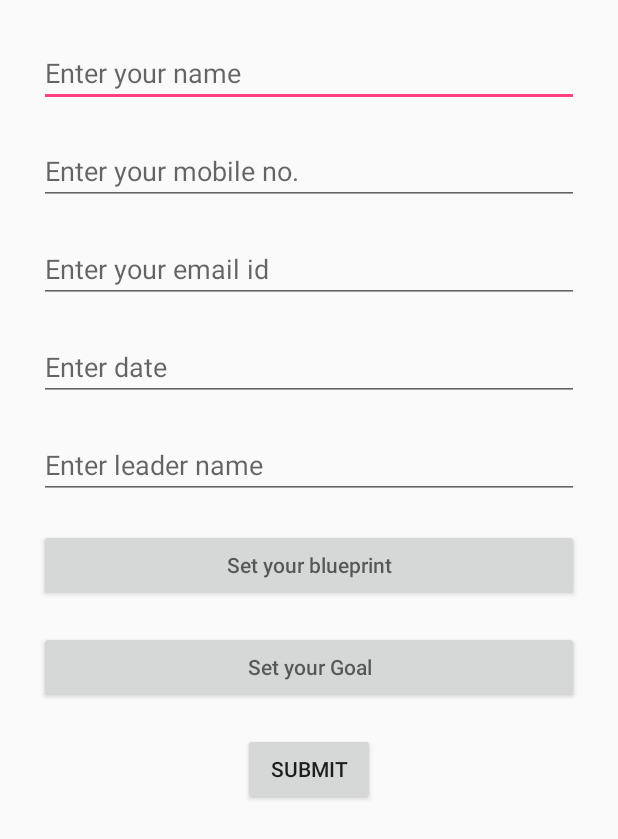
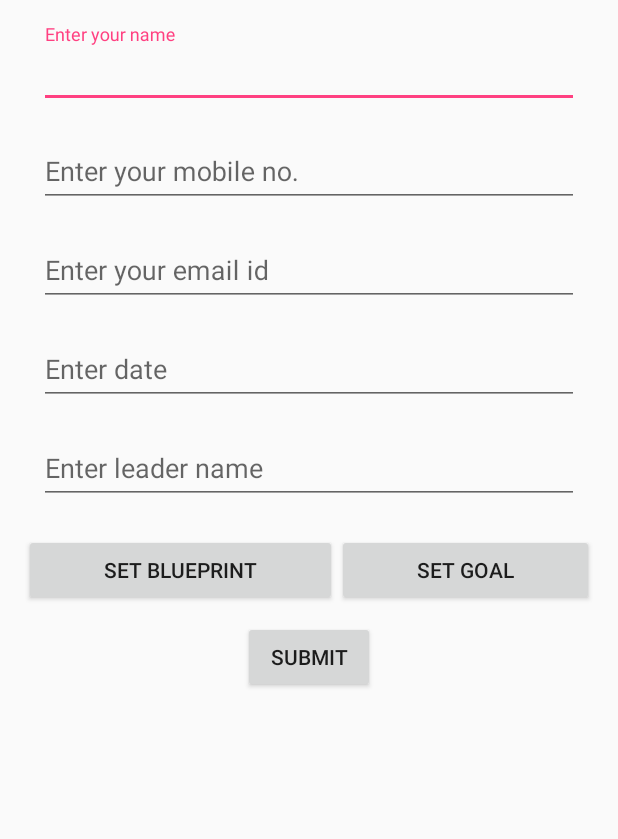
Before and after one commit to DorisDevelopers/Sharq, an Android app: the registerActivity screen opened directly, with no data from a screen before it, on a phone screen of 412 x 824 dp. Shown: the top 839 px of the screen. Run offline under Robolectric (Android 15) with nearby library versions, the phone set to English and light mode, and no system bars.

Commit message:
modified Registeration page.

```diff
--- a/app/src/main/res/layout/activity_register.xml
+++ b/app/src/main/res/layout/activity_register.xml
@@ -5,7 +5,7 @@
     android:layout_width="match_parent"
     android:layout_height="match_parent"
     android:fitsSystemWindows="true"
-    tools:context="in.doris.sharq.registerActivity">
+    tools:context="in.doris.sharq.activities.registerActivity">
 
     <android.support.design.widget.AppBarLayout
         android:layout_width="match_parent"
--- a/app/src/main/res/layout/content_register.xml
+++ b/app/src/main/res/layout/content_register.xml
@@ -14,24 +14,45 @@
     >
 
 
-    <EditText
+    <android.support.design.widget.TextInputLayout
+        android:layout_width="match_parent"
+        android:layout_height="wrap_content"
+        android:id="@+id/name_box">
+        <android.support.v7.widget.AppCompatEditText
             android:layout_margin="10dp"
             android:id="@+id/name"
             android:hint="Enter your name"
             android:layout_width="match_parent"
             android:layout_height="wrap_content"
             android:layout_weight= "1"/>
-    <EditText
+    </android.support.design.widget.TextInputLayout>
+    <!--<android.support.v7.widget.AppCompatEditText
         android:layout_margin="10dp"
-        android:layout_below="@+id/name"
+        android:id="@+id/name"
+        android:hint="Enter your name"
+        android:layout_width="match_parent"
+        android:layout_height="wrap_content"
+        android:layout_weight= "1"/>-->
+    <android.support.design.widget.TextInputLayout
+        android:layout_width="match_parent"
+        android:layout_height="wrap_content"
+        android:layout_below="@+id/name_box"
+        android:id="@+id/phone_box">
+        <android.support.v7.widget.AppCompatEditText
+            android:layout_margin="10dp"
             android:id="@+id/phone"
             android:hint="Enter your mobile no."
             android:layout_width="match_parent"
             android:layout_height="wrap_content"
             android:inputType="phone"
             android:layout_weight= "1"/>
-    <EditText
-        android:layout_below="@+id/phone"
+    </android.support.design.widget.TextInputLayout>
+    <android.support.design.widget.TextInputLayout
+        android:layout_width="match_parent"
+        android:layout_height="wrap_content"
+        android:layout_below="@+id/phone_box"
+        android:id="@+id/email_box">
+        <android.support.v7.widget.AppCompatEditText
             android:layout_margin="10dp"
             android:id="@+id/email"
             android:hint="Enter your email id"
@@ -39,8 +60,13 @@
             android:layout_height="wrap_content"
             android:inputType="textEmailAddress"
             android:layout_weight= "1"/>
-    <EditText
-        android:layout_below="@+id/email"
+    </android.support.design.widget.TextInputLayout>
+    <android.support.design.widget.TextInputLayout
+        android:layout_width="match_parent"
+        android:layout_height="wrap_content"
+        android:layout_below="@+id/email_box"
+        android:id="@+id/joining_date_box">
+        <android.support.v7.widget.AppCompatEditText
             android:layout_margin="10dp"
             android:id="@+id/joining_date"
             android:hint="Enter date"
@@ -48,8 +74,13 @@
             android:layout_height="wrap_content"
             android:inputType="date"
             android:layout_weight= "1"/>
-    <EditText
-        android:layout_below="@+id/joining_date"
+    </android.support.design.widget.TextInputLayout>
+    <android.support.design.widget.TextInputLayout
+        android:layout_width="match_parent"
+        android:layout_height="wrap_content"
+        android:layout_below="@+id/joining_date_box"
+        android:id="@+id/leader_name_box">
+        <android.support.v7.widget.AppCompatEditText
             android:layout_margin="10dp"
             android:id="@+id/leader_name"
             android:hint="Enter leader name"
@@ -57,42 +88,50 @@
             android:layout_height="wrap_content"
             android:inputType="text"
             android:layout_weight= "1"/>
+    </android.support.design.widget.TextInputLayout>
+
+    <LinearLayout
+        android:layout_width="match_parent"
+        android:layout_height="wrap_content"
+        android:layout_below="@+id/leader_name_box"
+        android:id="@+id/button_box"
+        >
+
         <Button
-        android:layout_below="@+id/leader_name"
+
             android:id="@+id/blueprint"
-        android:hint="Set your blueprint"
-        android:layout_width="match_parent"
+            android:text="Set blueprint"
+            android:layout_width="wrap_content"
             android:layout_height="wrap_content"
             android:layout_weight= "1"
             android:clickable="true"
             android:onClick="onBluePrint"
 
             android:layout_marginTop="10dp"
-        android:layout_marginBottom="10dp"
-        android:layout_alignRight="@+id/leader_name"
-        android:layout_alignEnd="@+id/leader_name"
-        android:layout_alignLeft="@+id/leader_name"
-        android:layout_alignStart="@+id/leader_name" />
+            android:layout_alignParentLeft="true"
+            />
         <Button
-        android:layout_below="@+id/blueprint"
+
+            android:layout_toRightOf="@+id/blueprint"
+            android:layout_toEndOf="@+id/blueprint"
             android:id="@+id/goals"
-        android:hint="Set your Goal"
-        android:layout_width="match_parent"
+            android:text="Set Goal"
+            android:layout_width="wrap_content"
             android:layout_height="wrap_content"
             android:layout_weight= "1"
             android:clickable="true"
             android:onClick="onGoal"
             android:layout_marginTop="10dp"
-        android:layout_marginBottom="10dp"
-        android:layout_alignLeft="@+id/blueprint"
-        android:layout_alignStart="@+id/blueprint"
-        android:layout_alignRight="@+id/blueprint"
-        android:layout_alignEnd="@+id/blueprint" />
+            android:layout_alignParentRight="true"
+            />
+
+    </LinearLayout>
+
 
     <Button
         android:id="@+id/submit"
         android:layout_marginTop="10dp"
-        android:layout_below="@+id/goals"
+        android:layout_below="@+id/button_box"
         android:layout_centerHorizontal="true"
         android:text="Submit"
         android:layout_width="wrap_content"
```
Lines whose indentation alone changed are shown as unchanged.
